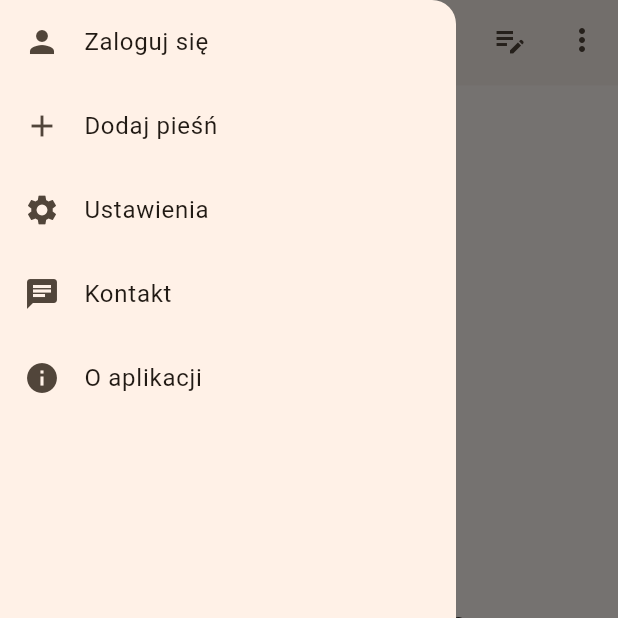
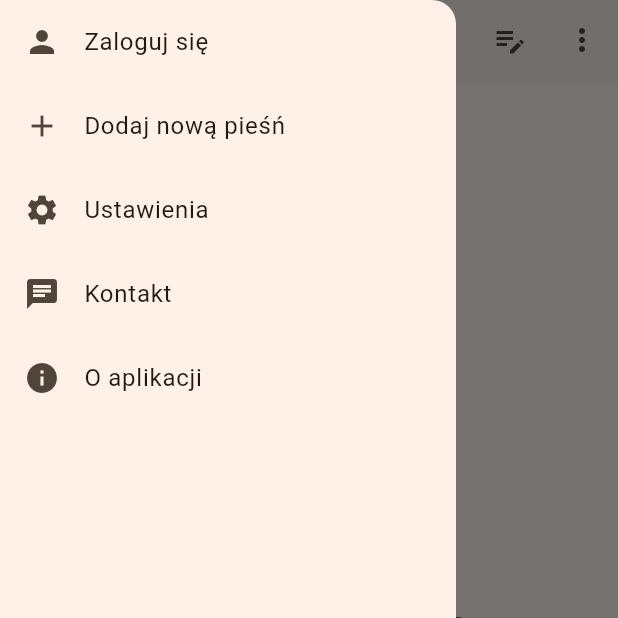
Before and after one commit to hejmsdz/slidesui, a Flutter app: the screen it shows after launch, with the side drawer open, on a phone screen of 412 x 824 dp, the top half of it. Run offline on Flutter 3.47's test engine with Material 3 defaults, Android fonts, the phone set to English and light mode, and no system bars; our stand-ins replace device_info_plus, dio, flutter_secure_storage, flutter_settings_screens, flutter_slidable, google_sign_in and 5 more; missing offline and left inert: background_downloader, cast, external_display, pdfx; accounts and stored records are empty; network calls fail.

Commit message:
update translation

```diff
--- a/lib/strings.dart
+++ b/lib/strings.dart
@@ -55,7 +55,7 @@ const strings = {
   'download': 'Pobierz',
   'notNow': 'Później',
   'skipVersion': 'Pomiń',
-  'addSong': 'Dodaj pieśń',
+  'addSong': 'Dodaj nową pieśń',
   'settings': 'Ustawienia',
   'settingsSectionSlides': 'Slajdy',
   'hints': 'Podpowiedzi',
```
